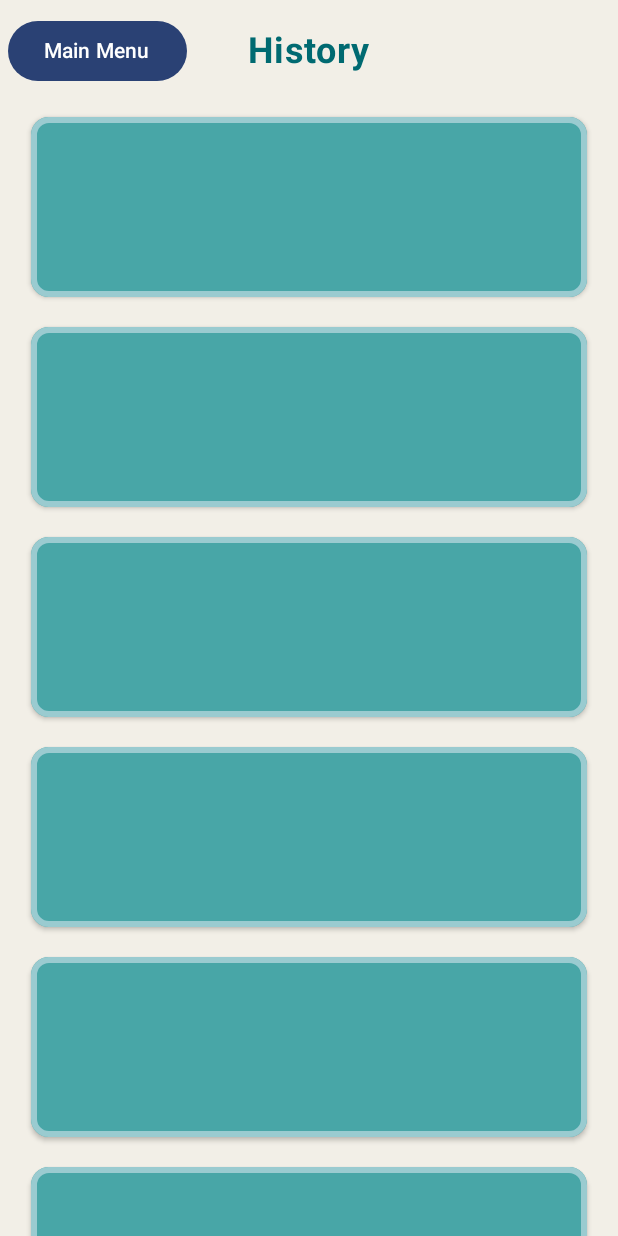
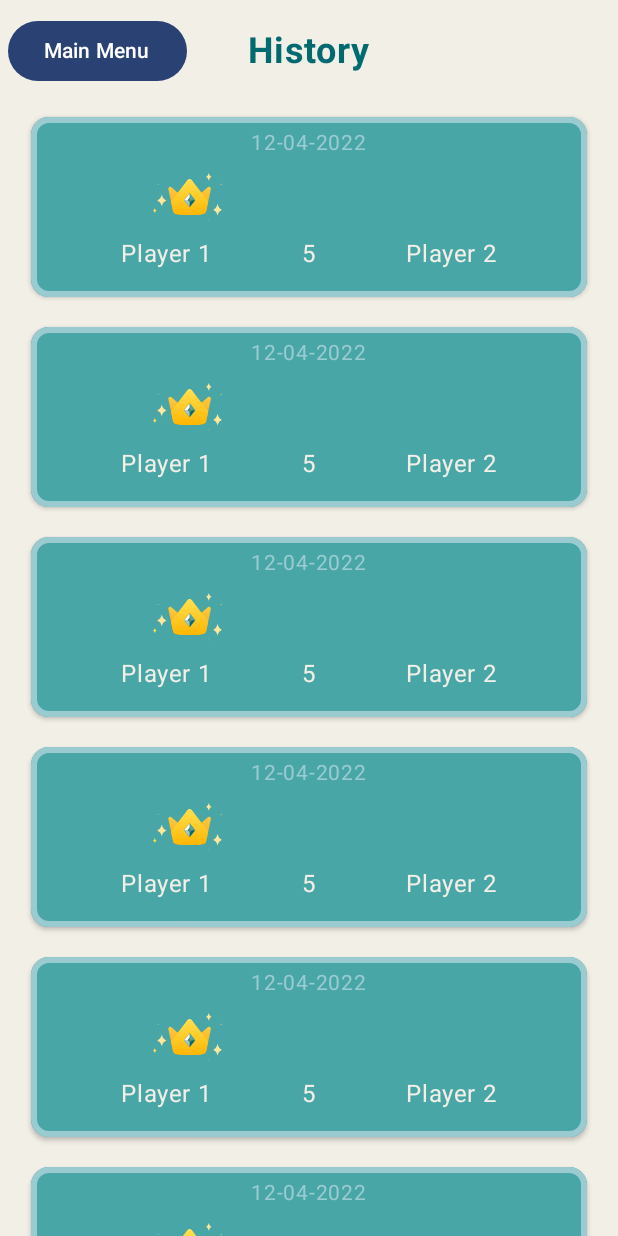
Before and after one commit to KaralisKB/chessApp, an Android app built with Jetpack Compose: the GameHistory screen opened through its navigation route, on a phone screen of 412 x 824 dp. Run offline under Robolectric (Android 15) with nearby library versions, the phone set to English and light mode, and no system bars.

Commit message:
Started design of game history cards

```diff
--- a/app/src/main/java/com/example/chess/ui/components/ChessLottie.kt
+++ b/app/src/main/java/com/example/chess/ui/components/ChessLottie.kt
@@ -1,10 +1,12 @@
 package com.example.chess.ui.components
 
 import androidx.annotation.RawRes
+import androidx.compose.foundation.layout.size
 import androidx.compose.runtime.Composable
 import androidx.compose.runtime.getValue
 import androidx.compose.ui.Modifier
 import androidx.compose.ui.layout.ContentScale
+import androidx.compose.ui.unit.dp
 import com.airbnb.lottie.compose.LottieAnimation
 import com.airbnb.lottie.compose.LottieCompositionSpec
 import com.airbnb.lottie.compose.LottieConstants
--- a/app/src/main/java/com/example/chess/ui/components/GameHistoryCard.kt
+++ b/app/src/main/java/com/example/chess/ui/components/GameHistoryCard.kt
@@ -1,21 +1,38 @@
 package com.example.chess.ui.components
 
 import androidx.compose.foundation.BorderStroke
+import androidx.compose.foundation.gestures.snapping.SnapPosition
+import androidx.compose.foundation.layout.Arrangement
 import androidx.compose.foundation.layout.Box
+import androidx.compose.foundation.layout.Row
 import androidx.compose.foundation.layout.fillMaxWidth
 import androidx.compose.foundation.layout.height
 import androidx.compose.foundation.layout.padding
+import androidx.compose.foundation.layout.size
 import androidx.compose.material3.Card
 import androidx.compose.material3.CardDefaults
+import androidx.compose.material3.Text
 import androidx.compose.runtime.Composable
+import androidx.compose.ui.Alignment
 import androidx.compose.ui.Modifier
 import androidx.compose.ui.graphics.Color
 import androidx.compose.ui.node.ModifierNodeElement
 import androidx.compose.ui.unit.dp
+import androidx.compose.ui.unit.sp
+import androidx.compose.ui.zIndex
+import com.example.chess.R
+import com.example.chess.local.model.GameType
+import java.util.Date
 
 @Composable
 fun GameHistoryCard(
-
+    player1name: String?,
+    player2name: String?,
+    winner: String?,
+    player1time: Long?,
+    player2time: Long?,
+    gameType: GameType?,
+    date: Long?
 ) {
     Box(
         modifier = Modifier.padding(top = 10.dp, bottom = 10.dp)
@@ -28,7 +45,60 @@ fun GameHistoryCard(
             colors = CardDefaults.cardColors(containerColor = Color(0xFF48A6A7)),
             border = BorderStroke(4.dp, Color(0xFF9ACBD0))
         ) {
+            //Header with date,
+            Row(
+                modifier = Modifier.fillMaxWidth(),
+                horizontalArrangement = Arrangement.Center
+            ){
+                Text(
+                    text = "12-04-2022",
+                    fontSize = 14.sp,
+                    modifier = Modifier.padding(top = 5.dp),
+                    color = Color(0xFF9ACBD0)
+                )
+            }
 
+            // Middle row with winners crown
+            Row(
+                modifier = Modifier.fillMaxWidth(),
+                horizontalArrangement = Arrangement.SpaceEvenly,
+                verticalAlignment = Alignment.CenterVertically
+            ) {
+                Box(){
+                    ChessLottie(modifier = Modifier.size(50.dp), R.raw.crown, 1f)
+                }
+                Box(){
+
+                }
+                Box(){
+
+                }
+            }
+            //Main row with names, game type, winner and time remaining
+            Row(
+                modifier = Modifier.fillMaxWidth(),
+                horizontalArrangement = Arrangement.SpaceEvenly,
+                verticalAlignment = Alignment.CenterVertically
+            ) {
+                Box() {
+                    Text(
+                        text = "Player 1",
+                        color = Color(0xFFF2EFE7)
+                    )
+                }
+                Box() {
+                    Text(
+                        text = "5",
+                        color = Color(0xFFF2EFE7)
+                    )
+                }
+                Box() {
+                    Text(
+                        text = "Player 2",
+                        color = Color(0xFFF2EFE7)
+                    )
+                }
+            }
         }
     }
 
--- a/app/src/main/java/com/example/chess/ui/history/HistoryScreen.kt
+++ b/app/src/main/java/com/example/chess/ui/history/HistoryScreen.kt
@@ -54,25 +54,25 @@ fun HistoryScreen(
             modifier = Modifier.background(Color(0xFFF2EFE7))
         ) {
             item {
-                GameHistoryCard()
+                GameHistoryCard(null, null, null, null, null, null, null)
             }
             item {
-                GameHistoryCard()
+                GameHistoryCard(null, null, null, null, null, null, null)
             }
             item {
-                GameHistoryCard()
+                GameHistoryCard(null, null, null, null, null, null, null)
             }
             item {
-                GameHistoryCard()
+                GameHistoryCard(null, null, null, null, null, null, null)
             }
             item {
-                GameHistoryCard()
+                GameHistoryCard(null, null, null, null, null, null, null)
             }
             item {
-                GameHistoryCard()
+                GameHistoryCard(null, null, null, null, null, null, null)
             }
             item {
-                GameHistoryCard()
+                GameHistoryCard(null, null, null, null, null, null, null)
             }
         }
     }
```
Also changed, not shown: app/src/main/res/raw/crown.json (added, +1 -0 lines).
